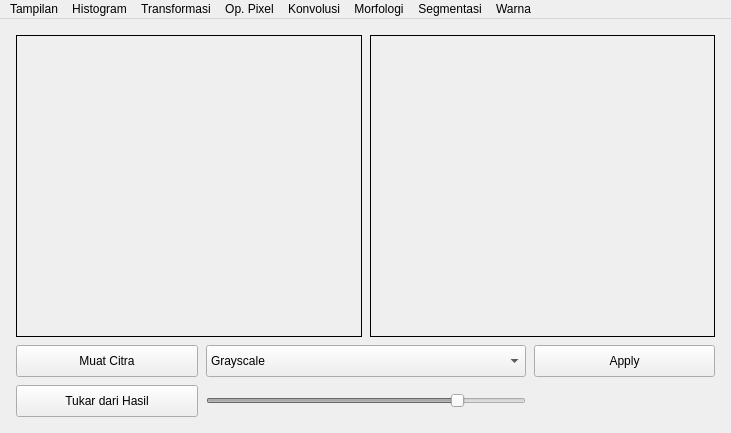
The window that gui.ui (sglkc/pengolahan-citra-digital) describes before a commit, drawn with Qt 5.
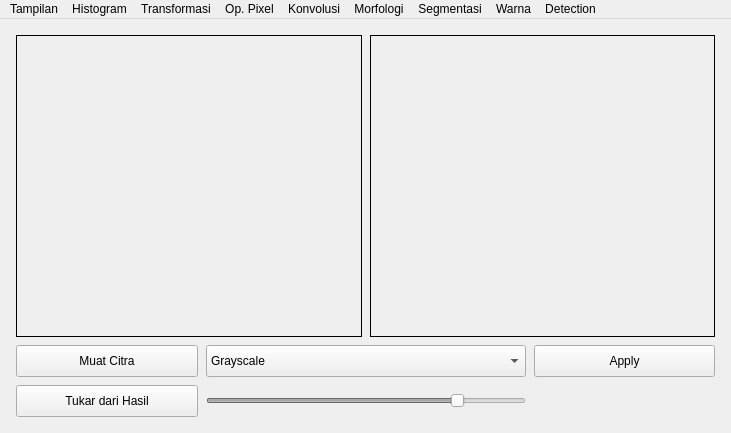
The same window after the commit.

What changed in the file:
```diff
--- a/gui.ui
+++ b/gui.ui
@@ -425,6 +425,15 @@
     <addaction name="pwTracking"/>
     <addaction name="pwPicker"/>
    </widget>
+   <widget class="QMenu" name="detMenu">
+    <property name="title">
+     <string>Detection</string>
+    </property>
+    <addaction name="detPedestrian"/>
+    <addaction name="detAstronot"/>
+    <addaction name="detCars"/>
+    <addaction name="detFace"/>
+   </widget>
    <addaction name="tampilanMenu"/>
    <addaction name="hgMenu"/>
    <addaction name="tfMenu"/>
@@ -433,6 +442,7 @@
    <addaction name="mfMenu"/>
    <addaction name="sgMenu"/>
    <addaction name="pwMenu"/>
+   <addaction name="detMenu"/>
   </widget>
   <action name="hgGrayscale">
    <property name="text">
```
Left out of the diff: 20 changed lines with no effect on the pictures.
